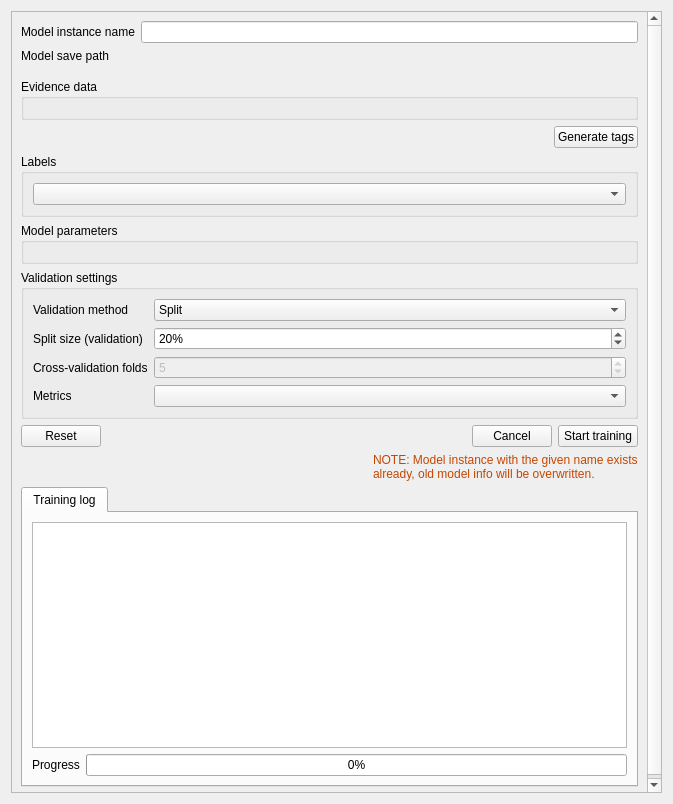
Old version of the form eis_qgis_plugin/resources/ui/modeling/training.ui in the repository GispoCoding/eis_qgis_plugin.
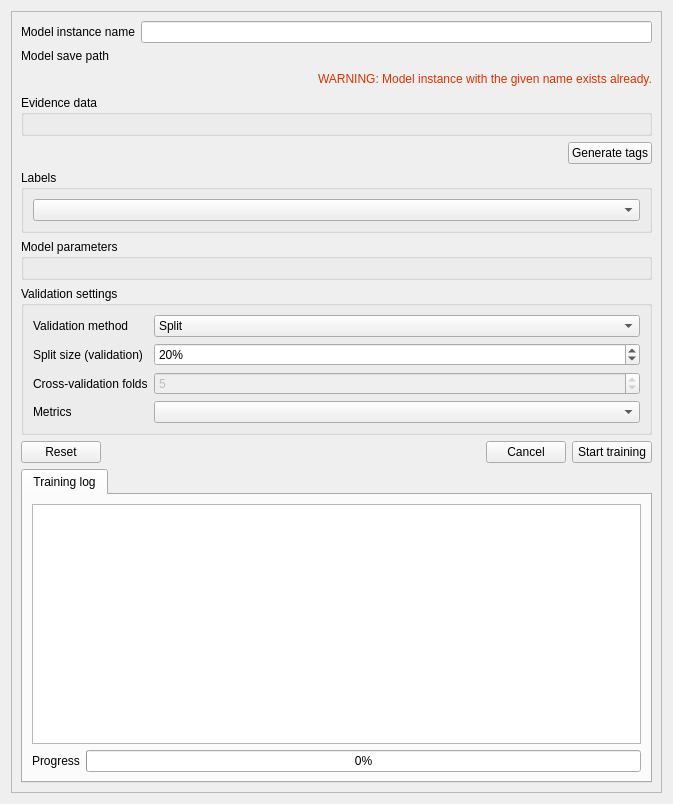
New version of the form. Custom widgets are drawn as their Qt base class.

Commit message: fix(wizard-modeling): Move and fix visual bug with existing model instance name warning

```diff
--- a/eis_qgis_plugin/resources/ui/modeling/training.ui
+++ b/eis_qgis_plugin/resources/ui/modeling/training.ui
@@ -25,7 +25,7 @@
         <x>0</x>
         <y>0</y>
         <width>639</width>
-        <height>853</height>
+        <height>829</height>
        </rect>
       </property>
       <layout class="QVBoxLayout" name="verticalLayout_2">
@@ -67,20 +67,34 @@
         </layout>
        </item>
        <item>
-        <spacer name="verticalSpacer_2">
-         <property name="orientation">
-          <enum>Qt::Vertical</enum>
-         </property>
-         <property name="sizeType">
-          <enum>QSizePolicy::Fixed</enum>
-         </property>
-         <property name="sizeHint" stdset="0">
-          <size>
-           <width>20</width>
-           <height>10</height>
-          </size>
-         </property>
-        </spacer>
+        <layout class="QHBoxLayout" name="horizontalLayout_2">
+         <item>
+          <spacer name="horizontalSpacer_3">
+           <property name="orientation">
+            <enum>Qt::Horizontal</enum>
+           </property>
+           <property name="sizeHint" stdset="0">
+            <size>
+             <width>40</width>
+             <height>20</height>
+            </size>
+           </property>
+          </spacer>
+         </item>
+         <item>
+          <widget class="QLabel" name="instance_name_warning_label">
+           <property name="styleSheet">
+            <string notr="true">color: rgb(220, 50, 0);</string>
+           </property>
+           <property name="text">
+            <string>WARNING: Model instance with the given name exists already.</string>
+           </property>
+           <property name="wordWrap">
+            <bool>false</bool>
+           </property>
+          </widget>
+         </item>
+        </layout>
        </item>
        <item>
         <widget class="QGroupBox" name="train_evidence_data_box">
@@ -280,36 +294,6 @@
          </item>
         </layout>
        </item>
-       <item>
-        <layout class="QHBoxLayout" name="horizontalLayout_2">
-         <item>
-          <spacer name="horizontalSpacer_3">
-           <property name="orientation">
-            <enum>Qt::Horizontal</enum>
-           </property>
-           <property name="sizeHint" stdset="0">
-            <size>
-             <width>40</width>
-             <height>20</height>
-            </size>
-           </property>
-          </spacer>
-         </item>
-         <item>
-          <widget class="QLabel" name="instance_name_warning_label">
-           <property name="styleSheet">
-            <string notr="true">color: rgb(198, 70, 0);</string>
-           </property>
-           <property name="text">
-            <string>NOTE: Model instance with the given name exists already, old model info will be overwritten.</string>
-           </property>
-           <property name="wordWrap">
-            <bool>true</bool>
-           </property>
-          </widget>
-         </item>
-        </layout>
-       </item>
        <item>
         <widget class="QTabWidget" name="model_output_tab">
          <property name="minimumSize">
```
